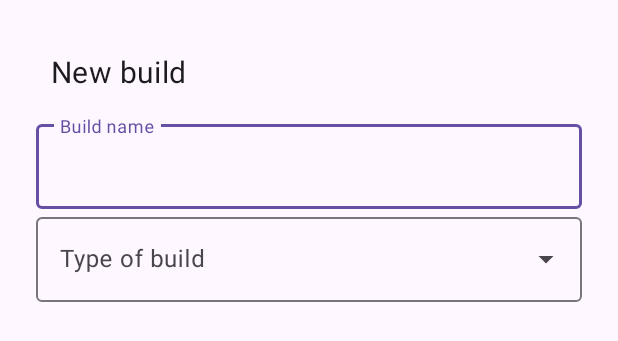
After one commit to JohnnyRoque/EldenBuild, an Android app: the layout dialog_input_text.xml on its own in the app's theme, with its tools: preview values and no code run, on a phone screen of 412 x 824 dp. The commit adds this screen. Shown: the top 341 px of the screen. Run offline under Robolectric (Android 15) with nearby library versions, the phone set to English and light mode, and no system bars; Roboto replaces fonts that are not available here.

Commit message:
Updated the overview and added new adapters and dialog.

```diff
--- a/app/build.gradle.kts
+++ b/app/build.gradle.kts
@@ -51,6 +51,9 @@ dependencies {
     implementation("com.squareup.retrofit2:converter-moshi:2.9.0")
     implementation("androidx.recyclerview:recyclerview")
 
+    //Sliding Pane Layout
+    implementation("androidx.slidingpanelayout:slidingpanelayout:1.2.0")
+
 
     //Fragment Navigation
     implementation("androidx.navigation:navigation-fragment-ktx:2.7.5")
--- a/app/src/main/java/com/eldenbuild/ui/MainActivity.kt
+++ b/app/src/main/java/com/eldenbuild/ui/MainActivity.kt
@@ -1,7 +1,7 @@
 package com.eldenbuild.ui
 
+import android.os.Bundle
 import androidx.appcompat.app.AppCompatActivity
-import android.os.Bundle
 import androidx.navigation.NavController
 import androidx.navigation.fragment.NavHostFragment
 import com.eldenbuild.R
@@ -16,4 +16,6 @@ class MainActivity : AppCompatActivity() {
             supportFragmentManager.findFragmentById(R.id.nav_host_fragment) as NavHostFragment
         navController = navHostFragment.navController
     }
+
+
 }
--- a/app/src/main/java/com/eldenbuild/util/BindingAdapter.kt
+++ b/app/src/main/java/com/eldenbuild/util/BindingAdapter.kt
@@ -1,5 +1,6 @@
 package com.eldenbuild.util
 
+import android.widget.AutoCompleteTextView
 import android.widget.ImageView
 import androidx.core.net.toUri
 import androidx.databinding.BindingAdapter
@@ -8,6 +9,7 @@ import coil.load
 import com.eldenbuild.R
 import com.eldenbuild.data.ItemsDefaultCategories
 import com.eldenbuild.ui.builds_overview_fragment.OverviewRecyclerAdapter
+import com.google.android.material.textfield.MaterialAutoCompleteTextView
 
 @BindingAdapter("imageUrl")
 fun bindingImage(imageView: ImageView, imgUrl: String?) {
@@ -24,3 +26,7 @@ fun bindRecyclerView(recyclerView: RecyclerView, data: List<ItemsDefaultCategori
     val adapter = recyclerView.adapter as OverviewRecyclerAdapter
     adapter.submitList(data)
 }
+@BindingAdapter("menuList")
+fun bindListToMenu(autoCompleteTextView: AutoCompleteTextView,list:Array<String>){
+(autoCompleteTextView as MaterialAutoCompleteTextView).setSimpleItems(list)
+}
--- /dev/null
+++ b/app/src/main/res/drawable/baseline_add_24.xml
@@ -0,0 +1,5 @@
+<vector android:height="24dp" android:tint="#000000"
+    android:viewportHeight="24" android:viewportWidth="24"
+    android:width="24dp" xmlns:android="http://schemas.android.com/apk/res/android">
+    <path android:fillColor="@android:color/white" android:pathData="M19,13h-6v6h-2v-6H5v-2h6V5h2v6h6v2z"/>
+</vector>
--- a/app/src/main/res/layout/activity_main.xml
+++ b/app/src/main/res/layout/activity_main.xml
@@ -12,6 +12,7 @@
         android:layout_width="match_parent"
         android:layout_height="match_parent"
         android:text="Hello World!"
+        android:layout_weight="1"
         app:defaultNavHost="true"
         app:navGraph="@navigation/nav_graph"
         app:layout_constraintBottom_toBottomOf="parent"
--- /dev/null
+++ b/app/src/main/res/layout/dialog_input_text.xml
@@ -0,0 +1,68 @@
+<?xml version="1.0" encoding="utf-8"?>
+<layout xmlns:android="http://schemas.android.com/apk/res/android"
+    xmlns:app="http://schemas.android.com/apk/res-auto">
+
+    <data>
+        <variable
+            name="inputMethod"
+            type="Boolean" />
+    </data>
+
+    <androidx.constraintlayout.widget.ConstraintLayout
+        android:layout_width="match_parent"
+        android:orientation="vertical"
+        android:paddingTop="24dp"
+        android:paddingHorizontal="24dp"
+        android:layout_height="wrap_content">
+
+        <com.google.android.material.textview.MaterialTextView
+            android:id="@+id/dialog_title"
+            android:layout_width="match_parent"
+            android:padding="10dp"
+            android:textSize="20sp"
+            app:layout_constraintTop_toTopOf="parent"
+            android:textAppearance="?attr/textAppearanceHeadline6"
+            android:layout_height="wrap_content"
+            android:text="@string/name_and_type_of_the_build"/>
+
+        <com.google.android.material.textfield.TextInputLayout
+            android:id="@+id/input_layout1"
+            android:layout_width="match_parent"
+            app:layout_constraintTop_toBottomOf="@id/dialog_title"
+            style="@style/Widget.Material3.TextInputLayout.OutlinedBox"
+            android:hint="@string/build_name"
+            android:layout_weight="1"
+            android:paddingTop="6dp"
+            android:maxWidth="488dp"
+            android:minWidth="346dp"
+            android:layout_height="wrap_content">
+
+            <com.google.android.material.textfield.TextInputEditText
+                android:id="@+id/text_name"
+                android:layout_width="match_parent"
+                android:inputType="text"
+                android:layout_height="wrap_content" />
+        </com.google.android.material.textfield.TextInputLayout>
+
+        <com.google.android.material.textfield.TextInputLayout
+            android:id="@+id/input_layout2"
+            android:layout_width="match_parent"
+            app:layout_constraintTop_toBottomOf="@id/input_layout1"
+            style="@style/Widget.Material3.TextInputLayout.OutlinedBox.ExposedDropdownMenu"
+            android:hint="@string/type_of_build"
+            android:layout_weight="1"
+            android:labelFor="@+id/auto_complete_list"
+            android:maxWidth="488dp"
+            android:minWidth="346dp"
+            android:layout_height="wrap_content">
+
+            <AutoCompleteTextView
+                android:id="@+id/auto_complete_list"
+                android:layout_width="match_parent"
+                android:inputType="none"
+                app:simpleItems="@array/typesOfBuilds"
+                android:layout_height="wrap_content" />
+        </com.google.android.material.textfield.TextInputLayout>
+
+    </androidx.constraintlayout.widget.ConstraintLayout>
+</layout>
--- /dev/null
+++ b/app/src/main/res/values/array.xml
@@ -0,0 +1,11 @@
+<?xml version="1.0" encoding="utf-8"?>
+<resources>
+    <array name="typesOfBuilds">
+        <item>@string/arcane_build</item>
+        <item>@string/dexterity_build</item>
+        <item>@string/faith_build</item>
+        <item>@string/strength_build</item>
+        <item>@string/intelligence_build</item>
+    </array>
+
+</resources>
--- a/app/src/main/res/values/strings.xml
+++ b/app/src/main/res/values/strings.xml
@@ -12,4 +12,17 @@
     <string name="load_weapons">Load Weapons</string>
     <string name="resistance_text">Resistance</string>
     <string name="damage_negation">Damage Negation</string>
+    <string name="intelligence_build">Intelligence build</string>
+    <string name="faith_build">Faith build</string>
+    <string name="arcane_build">Arcane build</string>
+    <string name="strength_build">Strength build</string>
+    <string name="dexterity_build">Dexterity build</string>
+    <string name="add_new_build">Add new build</string>
+    <string name="build_name">Build name</string>
+    <string name="type_of_build">Type of build</string>
+    <string name="new_build">New Build</string>
+    <string name="name_and_type_of_the_build">New build</string>
+    <string name="toast_text">To create a class inform the name and type</string>
+    <string name="accept_text">accept</string>
+    <string name="cancel_text">Cancel</string>
 </resources>
```
Also changed, not shown: app/src/main/java/com/eldenbuild/data/BuildCategories.kt (added, +7 -0 lines), app/src/main/java/com/eldenbuild/data/network/NetWorkApiService.kt (+5 -2 lines), app/src/main/java/com/eldenbuild/ui/build_detail_fragment/BuildDetailFragment.kt (added, +41 -0 lines), app/src/main/java/com/eldenbuild/ui/builds_overview_fragment/BuildsOverviewFragment.kt (+7 -10 lines), app/src/main/java/com/eldenbuild/util/BuildDialog.kt (added, +80 -0 lines), app/src/main/java/com/eldenbuild/viewmodel/OverViewViewModel.kt (+14 -20 lines), app/src/main/res/drawable/baseline_add_36.xml (added, +10 -0 lines), app/src/main/res/layout/build_selection_vertical.xml (added, +66 -0 lines), app/src/main/res/layout/fragment_build_detail.xml (added, +78 -0 lines), app/src/main/res/layout/fragment_builds_overview.xml (+22 -42 lines), app/src/main/res/layout/item_selection_carousel.xml (added, +39 -0 lines), app/src/main/res/navigation/nav_graph.xml (+10 -2 lines).
